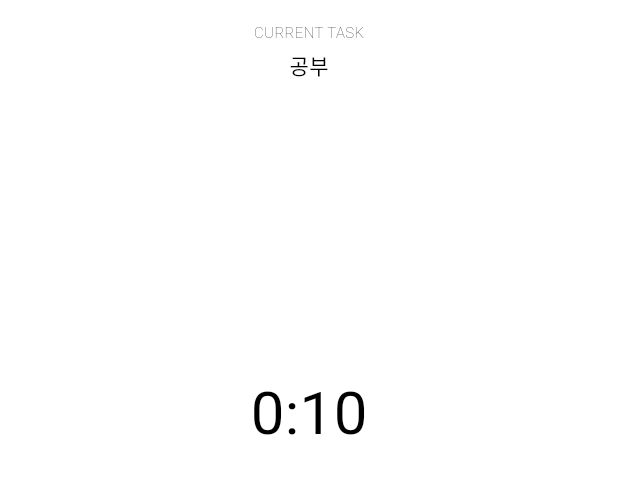
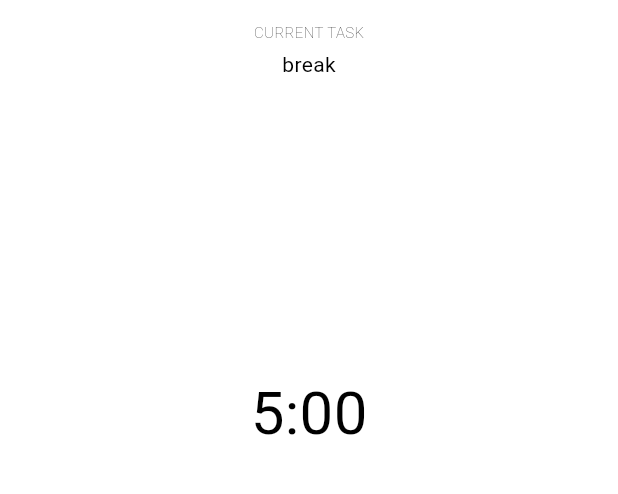
Before and after one commit to hyun6/pomodoro-timer, a Flutter app: the screen it shows after launch, after a tap on the "play circle filled" icon, after a tap on the "stop circle" icon, on a phone screen of 412 x 824 dp, the part 63-557 px from its top. Run offline on Flutter 3.47's test engine with Material 2 defaults, Android fonts, the phone set to English and light mode, and no system bars; our stand-ins replace bloc, equatable, flutter_bloc, just_audio, package_info_plus; missing offline and left inert: launch_at_startup; generated files the repository leaves out were written again.

Commit message:
add: timerState has task info

```diff
--- a/lib/timer/cubit/timer_cubit.dart
+++ b/lib/timer/cubit/timer_cubit.dart
@@ -5,28 +5,52 @@ import 'package:bloc/bloc.dart';
 import 'package:flutter/material.dart';
 import 'package:pomodoro_timer/services/audio.dart';
 import 'package:pomodoro_timer/services/countdown.dart';
+import 'package:pomodoro_timer/timer/data/task_model.dart';
 
 part 'timer_state.dart';
 
+// todo: task feature로 따로 분리
+final focusTask = TaskModel(
+  name: 'focus',
+  duration: const Duration(minutes: 25).inSeconds,
+);
+final breakTask = TaskModel(
+  name: 'break',
+  duration: const Duration(minutes: 5).inSeconds,
+);
+
 class TimerCubit extends Cubit<TimerState> {
-  TimerCubit() : super(const TimerState(0));
+  TimerCubit()
+      : super(TimerState(focusTask, TimerStatus.idle, focusTask.duration));
 
   final AudioService _audioService = AudioService();
   StreamSubscription<int>? _countDownStream;
-  static const int default25Min = 10; //60 * 25;
-  final int _durationInSecond = default25Min;
+  TaskModel _currentTask = focusTask;
+
+  void switchCurrentTask() {
+    _currentTask = _currentTask == focusTask ? breakTask : focusTask;
+  }
 
   void stop() {
     if (state.status != TimerStatus.idle) {
       _countDownStream?.cancel();
     }
-    emit(TimerState(_durationInSecond));
+    switchCurrentTask();
+    emit(
+      state.copyWith(
+        task: _currentTask,
+        status: TimerStatus.idle,
+        tick: _currentTask.duration,
+      ),
+    );
   }
 
   void start() {
-    if (state.status == TimerStatus.idle) {
+    if (state.status == TimerStatus.idle ||
+        state.status == TimerStatus.completed) {
       _countDownStream?.cancel();
-      _countDownStream = countDown(_durationInSecond).listen(_onCountDown);
+      emit(state.copyWith(status: TimerStatus.running));
+      _countDownStream = countDown(_currentTask.duration).listen(_onCountDown);
       _audioService.stop();
     } else if (state.status == TimerStatus.paused) {
       resume();
@@ -36,13 +60,14 @@ class TimerCubit extends Cubit<TimerState> {
   void pause() {
     if (state.status == TimerStatus.running) {
       _countDownStream?.pause();
-      emit(TimerState(state.duration, TimerStatus.paused));
+      emit(state.copyWith(status: TimerStatus.paused));
     }
   }
 
   void resume() {
     if (state.status == TimerStatus.paused) {
       _countDownStream?.resume();
+      emit(state.copyWith(status: TimerStatus.running));
     }
   }
 
@@ -51,19 +76,27 @@ class TimerCubit extends Cubit<TimerState> {
     if (count == 0) {
       _onComplete();
     } else {
-      emit(TimerState(count, TimerStatus.running));
+      emit(state.copyWith(tick: count));
     }
   }
 
   void _onComplete() {
-    emit(const TimerState(0, TimerStatus.completed));
+    // switch (focus <-> break) task
+    switchCurrentTask();
+    emit(
+      TimerState(
+        _currentTask,
+        TimerStatus.completed,
+        _currentTask.duration,
+      ),
+    );
     _audioService.play();
   }
 
   @override
   void onChange(Change<TimerState> change) {
     log('${change.currentState.status} -> ${change.nextState.status}');
-    log('${change.currentState.duration} -> ${change.nextState.duration}');
+    log('${change.currentState.tick} -> ${change.nextState.tick}');
     super.onChange(change);
   }
 }
--- a/lib/timer/cubit/timer_state.dart
+++ b/lib/timer/cubit/timer_state.dart
@@ -4,7 +4,11 @@ enum TimerStatus { idle, running, paused, completed }
 
 @immutable
 class TimerState {
-  const TimerState(this.duration, [this.status = TimerStatus.idle]);
-  final int duration;
+  const TimerState(this.task, [this.status = TimerStatus.idle, this.tick = 0]);
+  final TaskModel task;
   final TimerStatus status;
+  final int tick;
+
+  TimerState copyWith({TaskModel? task, TimerStatus? status, int? tick}) =>
+      TimerState(task ?? this.task, status ?? this.status, tick ?? this.tick);
 }
--- /dev/null
+++ b/lib/timer/data/task_model.dart
@@ -0,0 +1,25 @@
+import 'package:equatable/equatable.dart';
+
+class TaskModel extends Equatable {
+  const TaskModel({
+    required this.name,
+    required this.duration,
+  });
+
+  final String name;
+  final int duration;
+
+  /// Creates a copy of the current TaskModel with property changes
+  TaskModel copyWith({
+    String? name,
+    int? duration,
+  }) {
+    return TaskModel(
+      name: name ?? this.name,
+      duration: duration ?? this.duration,
+    );
+  }
+
+  @override
+  List<Object?> get props => [name, duration];
+}
--- a/lib/timer/view/timer_page.dart
+++ b/lib/timer/view/timer_page.dart
@@ -1,6 +1,7 @@
 import 'package:flutter/material.dart';
 import 'package:flutter_bloc/flutter_bloc.dart';
 import 'package:pomodoro_timer/timer/cubit/timer_cubit.dart';
+import 'package:pomodoro_timer/timer/data/task_model.dart';
 import 'package:pomodoro_timer/timer/widget/task_name.dart';
 
 class TimerPage extends StatelessWidget {
@@ -22,7 +23,6 @@ class TimerPage extends StatelessWidget {
                   actions: [
                     ElevatedButton(
                       onPressed: () {
-                        timerCubit.stop();
                         Navigator.pop(context);
                       },
                       child: const Text('확인'),
@@ -42,9 +42,9 @@ class TimerPage extends StatelessWidget {
 class TimerView extends StatelessWidget {
   const TimerView({super.key});
 
-  String _durationToTimeText(int duration) {
-    final min = (duration / 60).floor().toString();
-    final sec = (duration % 60).toString().padLeft(2, '0');
+  String _tickToTimeText(int tick) {
+    final min = (tick / 60).floor().toString();
+    final sec = (tick % 60).toString().padLeft(2, '0');
     return '$min:$sec';
   }
 
@@ -55,21 +55,28 @@ class TimerView extends StatelessWidget {
       body: Column(
         children: [
           // task name
-          const Flexible(
-            child: TaskName(taskName: '공부'),
+          Flexible(
+            child: BlocSelector<TimerCubit, TimerState, TaskModel>(
+              selector: (state) {
+                return state.task;
+              },
+              builder: (context, task) {
+                return TaskName(taskName: task.name);
+              },
+            ),
           ),
           Flexible(
             flex: 3,
             child: BlocSelector<TimerCubit, TimerState, int>(
               selector: (state) {
-                return state.duration;
+                return state.tick;
               },
-              builder: (context, duration) {
+              builder: (context, tick) {
                 return Column(
                   children: [
                     const SizedBox(height: 80),
                     Text(
-                      _durationToTimeText(duration),
+                      _tickToTimeText(tick),
                       style: const TextStyle(fontSize: 40),
                     ),
                   ],
@@ -88,7 +95,10 @@ class TimerView extends StatelessWidget {
                   children: [
                     if (status == TimerStatus.running)
                       IconButton(
-                        icon: const Icon(Icons.pause_circle_filled_outlined),
+                        icon: const Icon(
+                          Icons.pause_circle_filled_outlined,
+                          size: 50,
+                        ),
                         onPressed: () => context.read<TimerCubit>().pause(),
                       )
                     else
--- a/pubspec.yaml
+++ b/pubspec.yaml
@@ -9,6 +9,7 @@ environment:
 
 dependencies:
   bloc: ^8.1.1
+  equatable: ^2.0.5
   flutter:
     sdk: flutter
   flutter_bloc: ^8.1.2
```
Also changed, not shown: pubspec.lock, 1 other file.
